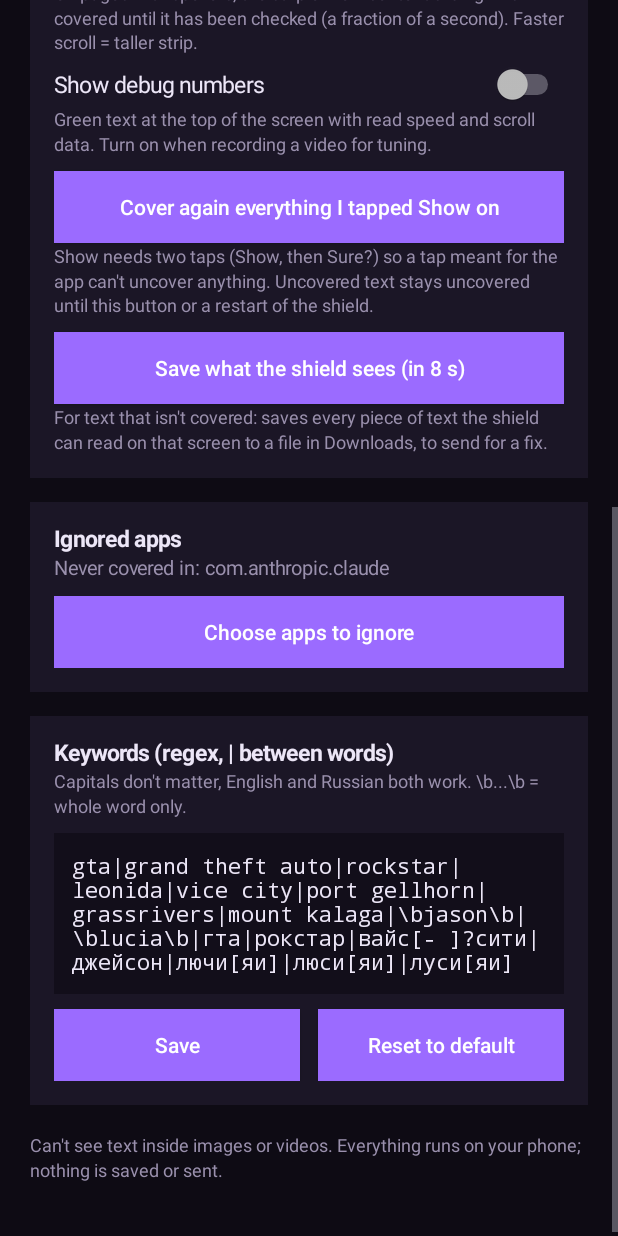
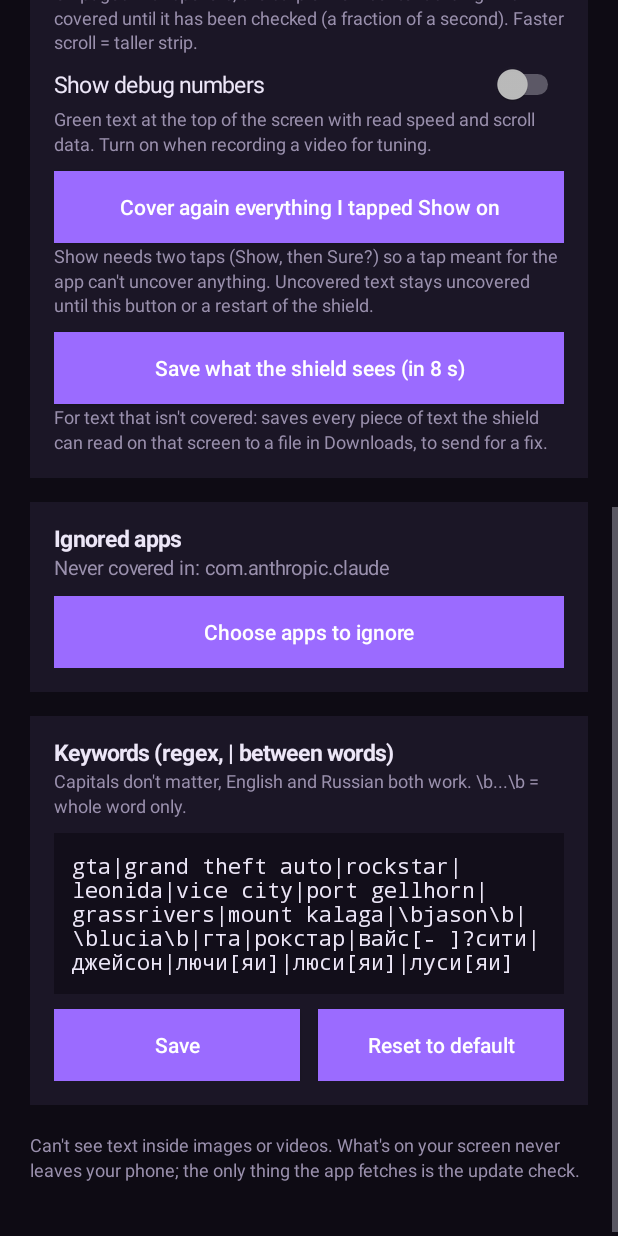
Before and after one commit to mwkov/Gta, an Android app: the screen it shows after launch (MainActivity), scrolled down 576 dp, on a phone screen of 412 x 824 dp. Run offline under Robolectric (Android 15) with nearby library versions, the phone set to English and light mode, and no system bars; network calls fail.

Commit message:
v5.8: README with screenshots, releases only for new versions, privacy wording
- New README: what it does, install, updates, privacy, how it works, tests.
- Releases are named 'Spoiler Shield X.Y' and made only when the version changes
  (instead of one per push).
- Privacy text mentions the update check (the only network request).
- Stop tracking a stray Python cache file.

Co-Authored-By: Claude Opus 5.5 <noreply@anthropic.com>
Claude-Session: https://claude.ai/code/session_014z4jCHQsqnG31aC2xjhDtd

```diff
--- a/app/build.gradle
+++ b/app/build.gradle
@@ -10,8 +10,8 @@ android {
         applicationId 'dev.mwkov.spoilershield'
         minSdk 26
         targetSdk 35
-        versionCode 19
-        versionName '5.7'
+        versionCode 20
+        versionName '5.8'
     }
 
     signingConfigs {
--- a/app/src/main/java/dev/mwkov/spoilershield/MainActivity.java
+++ b/app/src/main/java/dev/mwkov/spoilershield/MainActivity.java
@@ -240,8 +240,9 @@ public class MainActivity extends Activity {
             Toast.makeText(this, "Default keywords restored", Toast.LENGTH_SHORT).show();
         });
 
-        col.addView(text("Can't see text inside images or videos. Everything runs on your phone; "
-                + "nothing is saved or sent.", 12, MUTED), matchWrap(dp(18)));
+        col.addView(text("Can't see text inside images or videos. What's on your screen never "
+                + "leaves your phone; the only thing the app fetches is the update check.",
+                12, MUTED), matchWrap(dp(18)));
 
         setContentView(scroll);
     }
--- a/app/src/main/res/values/strings.xml
+++ b/app/src/main/res/values/strings.xml
@@ -1,5 +1,5 @@
 <?xml version="1.0" encoding="utf-8"?>
 <resources>
     <string name="app_name">Spoiler Shield</string>
-    <string name="service_description">Reads the text on your screen and covers anything that matches your spoiler keywords. Everything stays on your phone — nothing is saved or sent.</string>
+    <string name="service_description">Reads the text on your screen and covers anything that matches your spoiler keywords. What it reads never leaves your phone.</string>
 </resources>
```
Also changed, not shown: 6 other files.
